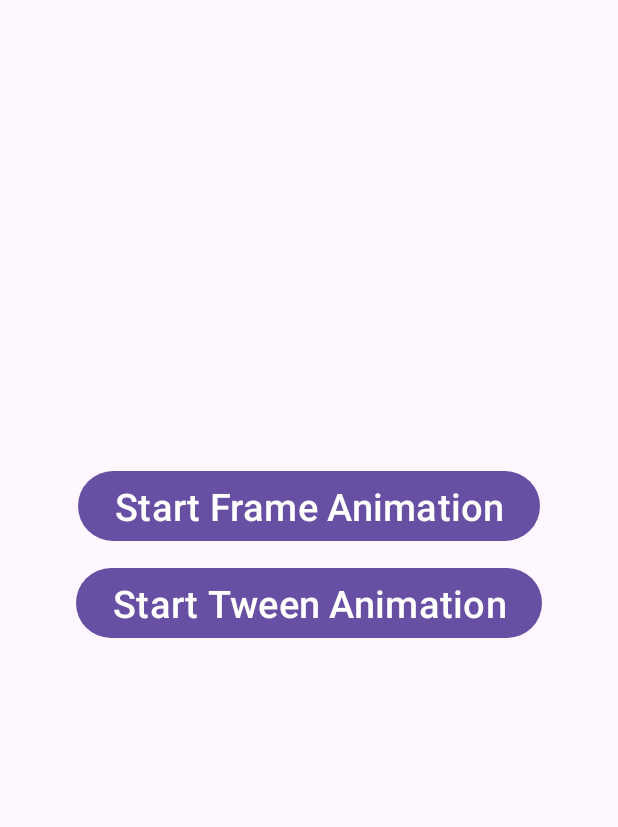
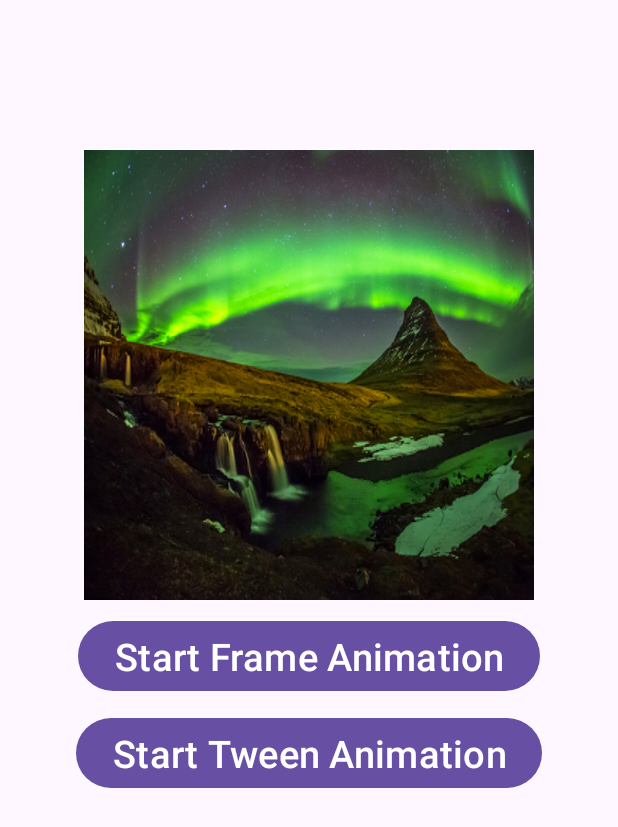
Before and after one commit to sgaona21/NorthernLightsAnimation, an Android app: the screen it shows after launch (MainActivity), on a phone screen of 412 x 824 dp. Shown: the top 827 px of the screen. Run offline under Robolectric (Android 15) with nearby library versions, the phone set to English and light mode, and no system bars.

```diff
--- a/app/src/main/java/com/example/northernlightsanimation/MainActivity.java
+++ b/app/src/main/java/com/example/northernlightsanimation/MainActivity.java
@@ -1,6 +1,10 @@
 package com.example.northernlightsanimation;
 
+import android.graphics.drawable.AnimationDrawable;
 import android.os.Bundle;
+import android.view.View;
+import android.widget.Button;
+import android.widget.ImageView;
 
 import androidx.activity.EdgeToEdge;
 import androidx.appcompat.app.AppCompatActivity;
@@ -9,16 +13,39 @@ import androidx.core.view.ViewCompat;
 import androidx.core.view.WindowInsetsCompat;
 
 public class MainActivity extends AppCompatActivity {
+    AnimationDrawable lightsAnimation;
 
     @Override
     protected void onCreate(Bundle savedInstanceState) {
         super.onCreate(savedInstanceState);
         EdgeToEdge.enable(this);
         setContentView(R.layout.activity_main);
-        ViewCompat.setOnApplyWindowInsetsListener(findViewById(R.id.main), (v, insets) -> {
-            Insets systemBars = insets.getInsets(WindowInsetsCompat.Type.systemBars());
-            v.setPadding(systemBars.left, systemBars.top, systemBars.right, systemBars.bottom);
-            return insets;
+        ImageView imgFrame = (ImageView)findViewById(R.id.imgLights);
+        imgFrame.setBackgroundResource(R.drawable.animation);
+        lightsAnimation = (AnimationDrawable)imgFrame.getBackground();
+
+        Button button1 = (Button)findViewById(R.id.btnStart);
+        Button button2 = (Button)findViewById(R.id.btnStop);
+
+        button1.setOnClickListener(new View.OnClickListener() {
+            @Override
+            public void onClick(View v) {
+                lightsAnimation.start();
+            }
         });
+
+        button2.setOnClickListener(new View.OnClickListener() {
+            @Override
+            public void onClick(View v) {
+                lightsAnimation.stop();
+            }
+        });
+
+
+//        ViewCompat.setOnApplyWindowInsetsListener(findViewById(R.id.main), (v, insets) -> {
+//            Insets systemBars = insets.getInsets(WindowInsetsCompat.Type.systemBars());
+//            v.setPadding(systemBars.left, systemBars.top, systemBars.right, systemBars.bottom);
+//            return insets;
+//        });
     }
 }
--- a/app/src/main/res/layout/activity_main.xml
+++ b/app/src/main/res/layout/activity_main.xml
@@ -10,6 +10,7 @@
         android:layout_height="300dp"
         android:layout_alignParentTop="true"
         android:layout_centerHorizontal="true"
+        android:layout_marginTop="100dp"
         android:contentDescription="@string/imgDescription"/>
 
     <Button
```
